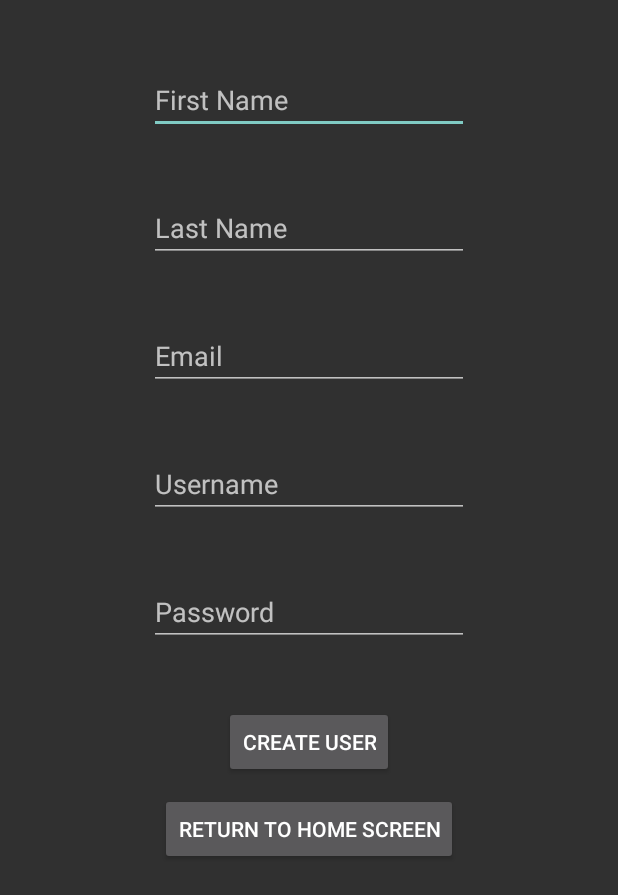
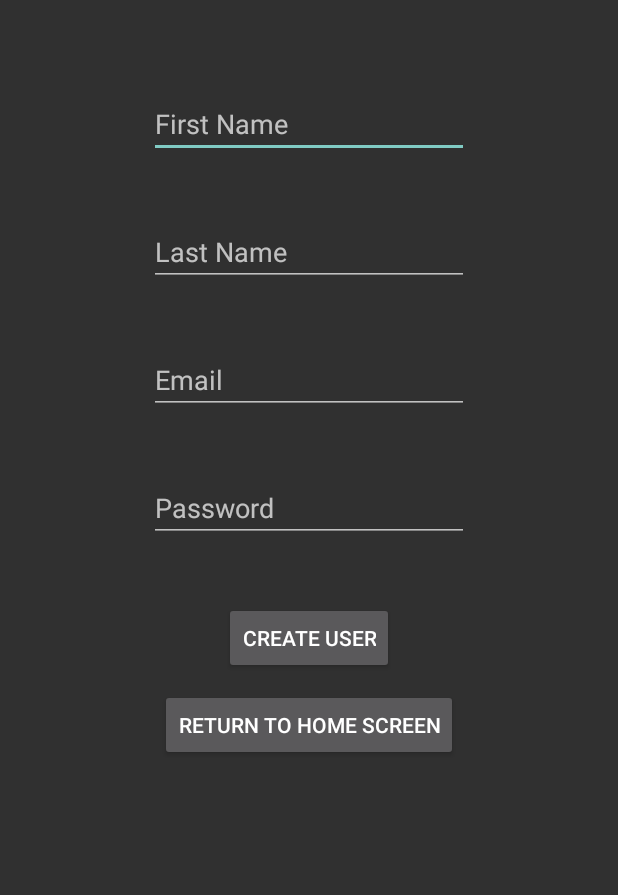
Before and after one commit to Zighome24/CS2340_GoGreek, an Android app: the NewUserScreenController screen opened directly, with no data from a screen before it, on a phone screen of 412 x 824 dp. Shown: the top 895 px of the screen. Run offline under Robolectric (Android 15) with nearby library versions, the phone set to English and light mode, and no system bars.

Commit message:
updated the UI's to represent our goals going forward aka email driven, added more string resources

```diff
--- a/app/RatTracker2k17/app/src/main/res/layout/activity_newuser.xml
+++ b/app/RatTracker2k17/app/src/main/res/layout/activity_newuser.xml
@@ -6,22 +6,11 @@
         android:id="@+id/txt_firstName"
         android:layout_width="wrap_content"
         android:layout_height="wrap_content"
-        android:layout_marginTop="44dp"
+        android:layout_alignParentTop="true"
+        android:layout_centerHorizontal="true"
+        android:layout_marginTop="60dp"
         android:ems="10"
-        android:hint="First Name"
-        android:inputType="textPersonName"
-        android:layout_alignParentTop="true"
-        android:layout_centerHorizontal="true" />
-
-    <EditText
-        android:id="@+id/txt_username"
-        android:layout_width="wrap_content"
-        android:layout_height="wrap_content"
-        android:layout_alignStart="@+id/txt_email"
-        android:layout_below="@+id/txt_email"
-        android:layout_marginTop="40dp"
-        android:ems="10"
-        android:hint="Username"
+        android:hint="@string/first_name"
         android:inputType="textPersonName" />
 
     <EditText
@@ -32,30 +21,30 @@
         android:layout_below="@+id/txt_firstName"
         android:layout_marginTop="40dp"
         android:ems="10"
-        android:hint="Last Name"
+        android:hint="@string/last_name"
         android:inputType="textPersonName" />
 
     <EditText
         android:id="@+id/txt_password"
         android:layout_width="wrap_content"
         android:layout_height="wrap_content"
-        android:layout_alignStart="@+id/txt_username"
-        android:layout_below="@+id/txt_username"
+        android:layout_alignStart="@+id/txt_email"
+        android:layout_below="@+id/txt_email"
         android:layout_marginTop="40dp"
         android:ems="10"
-        android:hint="Password"
-        android:inputType="textPersonName" />
+        android:hint="@string/password"
+        android:inputType="textPassword" />
 
     <EditText
         android:id="@+id/txt_email"
         android:layout_width="wrap_content"
         android:layout_height="wrap_content"
-        android:layout_alignStart="@+id/txt_lastName"
-        android:layout_below="@+id/txt_lastName"
         android:layout_marginTop="40dp"
         android:ems="10"
-        android:hint="Email"
-        android:inputType="textPersonName" />
+        android:hint="@string/prompt_email"
+        android:inputType="textEmailAddress"
+        android:layout_below="@+id/txt_lastName"
+        android:layout_alignStart="@+id/txt_lastName" />
 
     <Button
         android:id="@+id/btn_createUser"
@@ -65,7 +54,7 @@
         android:layout_centerHorizontal="true"
         android:layout_marginTop="40dp"
         android:onClick="createUser"
-        android:text="Create User" />
+        android:text="@string/create_user" />
 
     <Button
         android:id="@+id/btn_returnHome"
@@ -75,5 +64,6 @@
         android:layout_centerHorizontal="true"
         android:layout_marginTop="10dp"
         android:onClick="back"
-        android:text="Return to Home Screen" />
+        android:text="@string/return_home" />
+
 </RelativeLayout>
--- a/app/RatTracker2k17/app/src/main/res/layout/activity_welcomescreen.xml
+++ b/app/RatTracker2k17/app/src/main/res/layout/activity_welcomescreen.xml
@@ -18,7 +18,7 @@ tools:layout_editor_absoluteY="81dp">
         android:layout_centerHorizontal="true"
         android:layout_marginTop="54dp"
         android:fontFamily="cursive"
-        android:text="Welcome!"
+        android:text="@string/welcome"
         android:textColor="@android:color/holo_green_dark"
         android:textSize="30sp"
         android:textStyle="bold" />
@@ -31,5 +31,5 @@ tools:layout_editor_absoluteY="81dp">
         android:layout_centerHorizontal="true"
         android:layout_marginBottom="68dp"
         android:onClick="logout"
-        android:text="Logout" />
+        android:text="@string/logout" />
 </RelativeLayout>
--- a/app/RatTracker2k17/app/src/main/res/values/strings.xml
+++ b/app/RatTracker2k17/app/src/main/res/values/strings.xml
@@ -1,6 +1,7 @@
 <resources>
     <string name="app_name">Rat Tracker 2k17</string>
     <string name="login">Login</string>
+    <string name="logout">Logout</string>
     <string name="new_user">New User</string>
     <string name="login_guest">Login as a guest!</string>
     <string name="title_activity_login">Sign in</string>
@@ -17,4 +18,11 @@
     <string name="permission_rationale">"Contacts permissions are needed for providing email
         completions."
     </string>
+    <string name="create_user">Create User</string>
+    <string name="first_name">First Name</string>
+    <string name="last_name">Last Name</string>
+    <string name="welcome">Welcome!</string>
+    <string name="username">Username</string>
+    <string name="password">Password</string>
+    <string name="return_home">Return to Home Screen</string>
 </resources>
```
